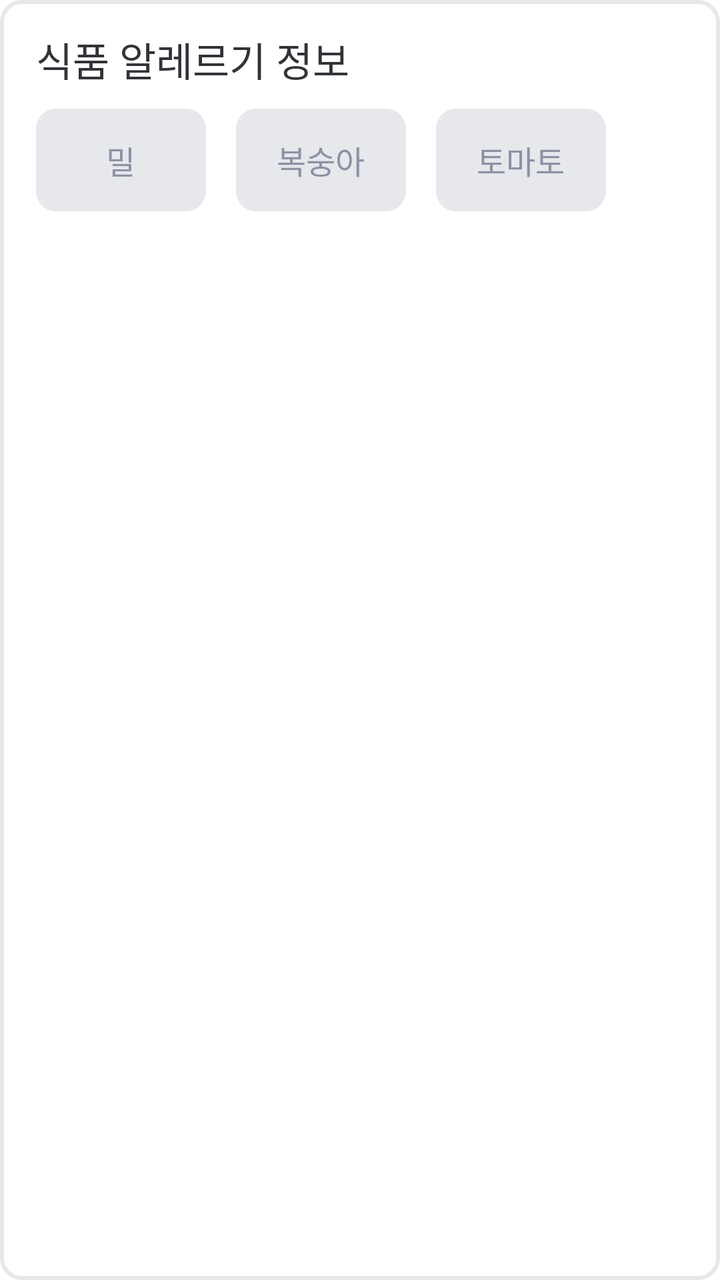
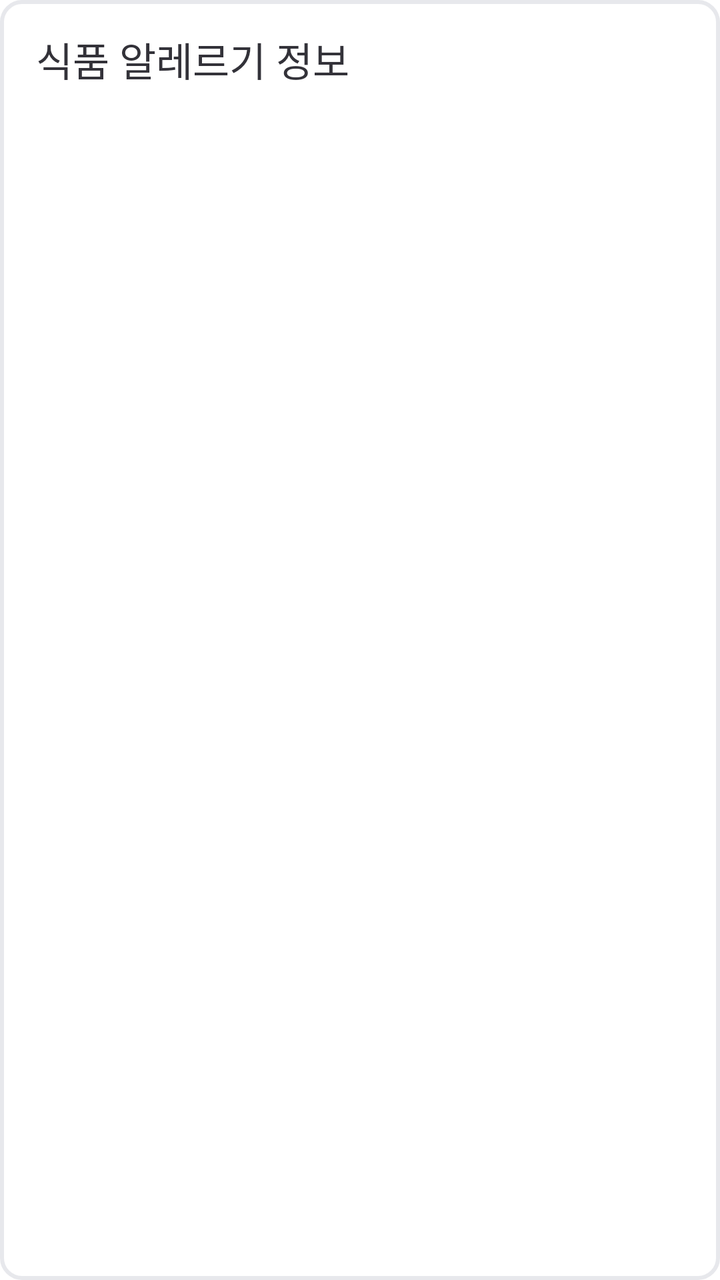

An Android layout rendered at two revisions. The XML below is the earlier revision; the diff shows what the commit changed to produce the second picture.
<!-- AndroidManifest.xml: application theme Theme.BeYourEyes -->
<!-- res/layout/fragment_result_alg.xml -->
<?xml version="1.0" encoding="utf-8"?>
<LinearLayout xmlns:android="http://schemas.android.com/apk/res/android"
    xmlns:app="http://schemas.android.com/apk/res-auto"
    xmlns:tools="http://schemas.android.com/tools"
    android:layout_width="match_parent"
    android:layout_height="wrap_content"
    android:background="@drawable/shape_result_fragment_background_white_stroke_10"
    android:orientation="vertical"
    android:paddingVertical="15dp"
    android:paddingHorizontal="18dp">

    


    <TextView
        android:id="@+id/textView5"
        android:layout_width="match_parent"
        android:layout_height="wrap_content"
        android:fontFamily="@font/wanted_sans_bold"
        android:text="@string/algResultText"
        android:textColor="@color/gray_950"
        android:textSize="20sp" />

    <com.google.android.material.chip.ChipGroup
        android:id="@+id/result_alg_chipGroup"
        android:layout_width="match_parent"
        android:layout_height="wrap_content"
        android:layout_gravity="center"
        android:layout_marginHorizontal="0dp"
        android:layout_marginTop="10dp"
        android:foregroundGravity="center"
        app:chipSpacing="15dp"
        app:chipSpacingHorizontal="15dp">

        
        <com.google.android.material.chip.Chip
            style="@style/AllergyChip"
            android:layout_width="85dp"
            android:layout_height="wrap_content"
            android:text="@string/allergy_wheat"
            android:textAlignment="center"
            android:textAppearance="@style/chipText"
            app:chipMinTouchTargetSize="0dp" />

        <com.google.android.material.chip.Chip
            style="@style/AllergyChip"
            android:layout_width="85dp"
            android:layout_height="wrap_content"
            android:text="@string/allergy_peach"
            android:textAlignment="center"
            android:textAppearance="@style/chipText"
            app:chipMinTouchTargetSize="0dp" />

        <com.google.android.material.chip.Chip
            style="@style/AllergyChip"
            android:layout_width="85dp"
            android:layout_height="wrap_content"
            android:text="@string/allergy_tomato"
            android:textAlignment="center"
            android:textAppearance="@style/chipText"
            app:chipMinTouchTargetSize="0dp" />


    </com.google.android.material.chip.ChipGroup>


</LinearLayout>
<!-- resources referenced by this layout -->
<resources>
  <color name="gray_950">#333239</color>
  <!-- drawable shape_result_fragment_background_white_stroke_10 (drawable) -->
  <?xml version="1.0" encoding="utf-8"?>
  <shape xmlns:android="http://schemas.android.com/apk/res/android">
      <solid android:color="@color/white" /> 
      <stroke android:color="@color/gray_100" android:width="2dp" />
      <size android:width="60dp" android:height="60dp" /> 
      <corners android:radius="10dp" /> 
  </shape>
  <string name="algResultText">식품 알레르기 정보</string>
  <string name="allergy_peach">복숭아</string>
  <string name="allergy_tomato">토마토</string>
  <string name="allergy_wheat">밀</string>
  <style name="AllergyChip" parent="@style/Widget.MaterialComponents.Chip.Choice">
          <item name="chipStrokeWidth">2dp</item>
          <item name="chipBackgroundColor">@color/allergy_chip_background_color</item>
          <item name="chipStrokeColor">@color/chip_stroke_color</item>
          <item name="android:textColor">@color/allergy_chip_text_color</item>
          <item name="chipCornerRadius">10dp</item>
      </style>
  <style name="chipText" parent="TextAppearance.MaterialComponents.Chip">
          <item name="android:fontFamily">@font/wanted_sans_semi_bold</item>
          <item name="android:textColor">@color/gray_500</item>
          <item name="android:textSize">16sp</item>
      </style>
  <style name="Theme.BeYourEyes" parent="Theme.MaterialComponents.Light.NoActionBar">
          
          <item name="colorPrimary">@color/blue_500</item>
          <item name="colorPrimaryVariant">@color/blue_700</item>
          <item name="colorOnPrimary">@color/white</item>
          
          <item name="colorSecondary">@color/teal_200</item>
          <item name="colorSecondaryVariant">@color/teal_700</item>
          <item name="colorOnSecondary">@color/black</item>
          
          <item name="android:statusBarColor">@color/gray_50</item>
          <item name="android:windowLightStatusBar">true</item>
          <item name="android:navigationBarColor">@color/gray_50</item>
          
          <item name="chipStyle">@style/TextChipStyle</item>
      </style>
  <color name="white">#FFFFFF</color>
  <color name="gray_100">#E7E8EC</color>
  <color name="gray_500">#8D91A4</color>
  <color name="blue_500">#3379FE</color>
  <color name="blue_700">#1543E0</color>
  <color name="teal_200">#FF03DAC5</color>
  <color name="teal_700">#FF018786</color>
  <color name="black">#FF000000</color>
  <color name="gray_50">#F6F7F8</color>
  <style name="TextChipStyle" parent="Widget.MaterialComponents.Chip.Choice">
          <item name="chipCornerRadius">10dp</item>
          <item name="chipMinHeight">58dp</item>
          <item name="chipBackgroundColor">@color/chip_bg_color</item>
          <item name="android:textColor">@color/chip_text_color</item>
          <item name="chipStrokeColor">@color/chip_stroke_color</item>
          <item name="chipStrokeWidth">2dp</item>
          <item name="android:textAlignment">center</item>
          <item name="fontFamily">@font/wanted_sans_semi_bold</item>
          <item name="android:textSize">16sp</item>
          <item name="android:paddingTop">14dp</item>
          <item name="android:paddingBottom">14dp</item>
      </style>
</resources>

<!-- the commit's change to res/layout/fragment_result_alg.xml (unified diff, before → after) -->
@@ -32,35 +32,6 @@
         app:chipSpacing="15dp"
         app:chipSpacingHorizontal="15dp">
 
-        
-        <com.google.android.material.chip.Chip
-            style="@style/AllergyChip"
-            android:layout_width="85dp"
-            android:layout_height="wrap_content"
-            android:text="@string/allergy_wheat"
-            android:textAlignment="center"
-            android:textAppearance="@style/chipText"
-            app:chipMinTouchTargetSize="0dp" />
-
-        <com.google.android.material.chip.Chip
-            style="@style/AllergyChip"
-            android:layout_width="85dp"
-            android:layout_height="wrap_content"
-            android:text="@string/allergy_peach"
-            android:textAlignment="center"
-            android:textAppearance="@style/chipText"
-            app:chipMinTouchTargetSize="0dp" />
-
-        <com.google.android.material.chip.Chip
-            style="@style/AllergyChip"
-            android:layout_width="85dp"
-            android:layout_height="wrap_content"
-            android:text="@string/allergy_tomato"
-            android:textAlignment="center"
-            android:textAppearance="@style/chipText"
-            app:chipMinTouchTargetSize="0dp" />
-
-
     </com.google.android.material.chip.ChipGroup>
 
 
<!-- resource entries referenced after the edit -->
@@ -10,21 +10,6 @@
       <corners android:radius="10dp" /> 
   </shape>
   <string name="algResultText">식품 알레르기 정보</string>
-  <string name="allergy_peach">복숭아</string>
-  <string name="allergy_tomato">토마토</string>
-  <string name="allergy_wheat">밀</string>
-  <style name="AllergyChip" parent="@style/Widget.MaterialComponents.Chip.Choice">
-          <item name="chipStrokeWidth">2dp</item>
-          <item name="chipBackgroundColor">@color/allergy_chip_background_color</item>
-          <item name="chipStrokeColor">@color/chip_stroke_color</item>
-          <item name="android:textColor">@color/allergy_chip_text_color</item>
-          <item name="chipCornerRadius">10dp</item>
-      </style>
-  <style name="chipText" parent="TextAppearance.MaterialComponents.Chip">
-          <item name="android:fontFamily">@font/wanted_sans_semi_bold</item>
-          <item name="android:textColor">@color/gray_500</item>
-          <item name="android:textSize">16sp</item>
-      </style>
   <style name="Theme.BeYourEyes" parent="Theme.MaterialComponents.Light.NoActionBar">
           
           <item name="colorPrimary">@color/blue_500</item>
@@ -43,7 +28,6 @@
       </style>
   <color name="white">#FFFFFF</color>
   <color name="gray_100">#E7E8EC</color>
-  <color name="gray_500">#8D91A4</color>
   <color name="blue_500">#3379FE</color>
   <color name="blue_700">#1543E0</color>
   <color name="teal_200">#FF03DAC5</color>
